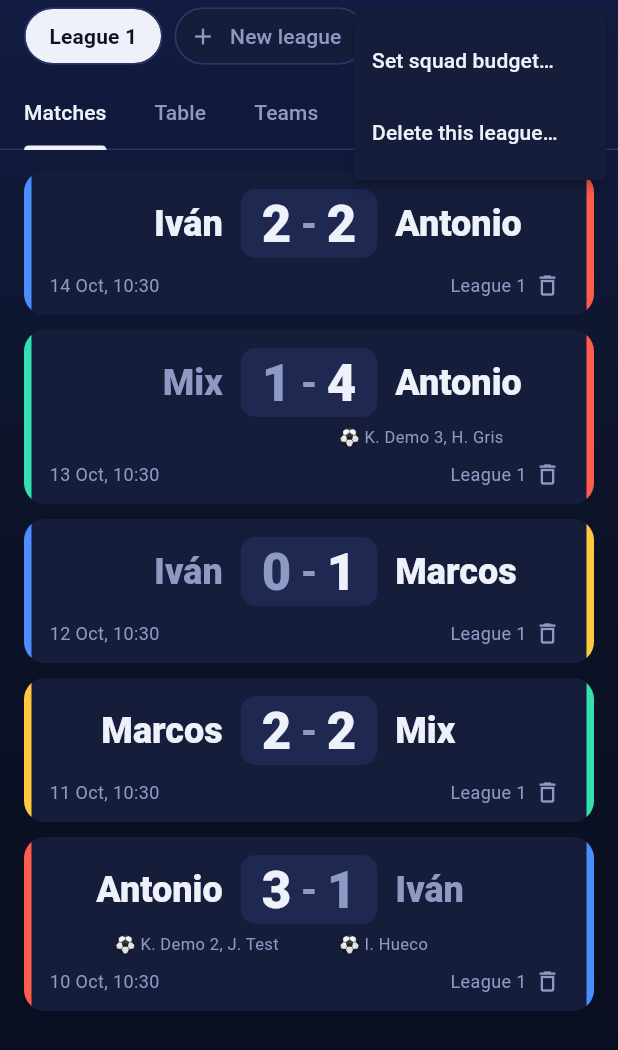
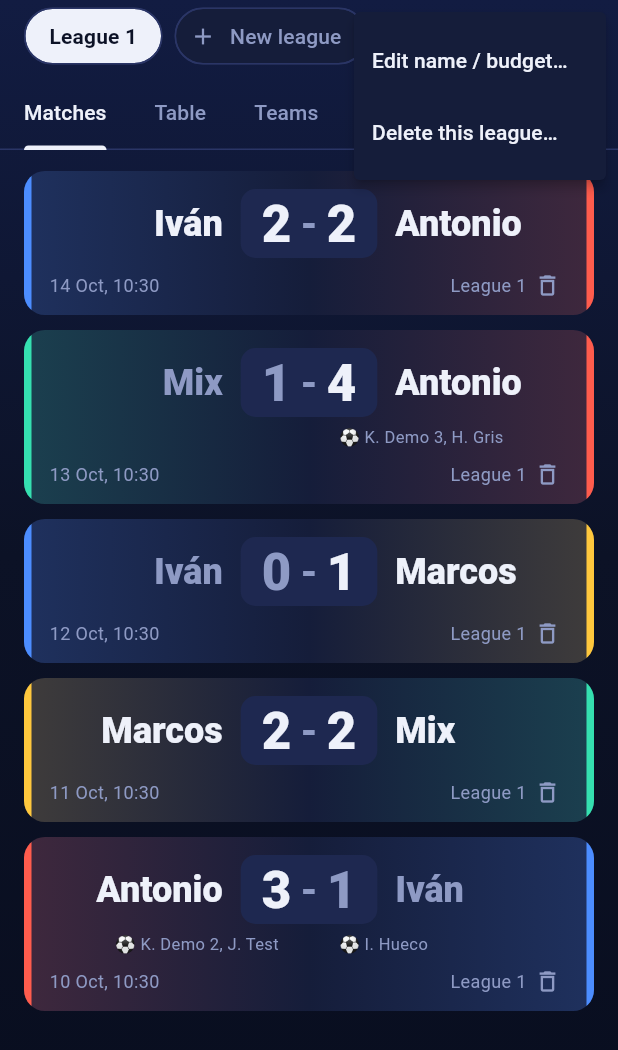
Before and after one commit to Antoniovelascodev/fc26flutter, a Flutter app: the LeagueScreen widget shown alone on an empty page, opened directly, after a tap on the "more vert" icon, on a phone screen of 412 x 824 dp. Shown: the top 1050 px of the screen. Run offline on Flutter 3.47's test engine with Material 3 defaults, Android fonts, the phone set to English and light mode, and no system bars; our stand-ins replace google_fonts, shared_preferences, web; accounts and stored records are empty; network calls fail; Roboto replaces fonts that are missing (Big Shoulders Display).

Commit message:
Edit league name and budget, MVP in matches, new icon, tinted cards and medals
Co-Authored-By: Claude Sonnet 5.5 <noreply@anthropic.com>

```diff
--- a/lib/api.dart
+++ b/lib/api.dart
@@ -274,6 +274,23 @@ class Api {
       'name': name,
       'description': '',
       'budgetMillions': ?budgetMillions,
+    });
+  }
+
+  /// Changes the name and the budget (null = no limit) of a league.
+  static Future<void> updateLeague(League league, {required String name, int? budgetMillions}) async {
+    if (demoMode) {
+      await _latency();
+      final i = _Demo.leagues.indexWhere((l) => l.id == league.id);
+      if (i >= 0) {
+        _Demo.leagues[i] = League(id: league.id, name: name, budgetMillions: budgetMillions);
+      }
+      return;
+    }
+    await _put('/leagues/${league.id}', {
+      'name': name,
+      'description': league.description ?? '',
+      'budgetMillions': budgetMillions,
     });
   }
 
--- a/lib/main.dart
+++ b/lib/main.dart
@@ -76,7 +76,7 @@ class _HomeShellState extends State<HomeShell> {
           crossAxisAlignment: CrossAxisAlignment.start,
           children: [
             const Text(
-              'Needed to save or delete matches. Ask the group admin for it.',
+              'Only needed to delete things (matches, leagues, squads). Everything else works without it.',
               style: TextStyle(color: AppColors.textDim, height: 1.4),
             ),
             const SizedBox(height: 14),
--- a/lib/models.dart
+++ b/lib/models.dart
@@ -92,6 +92,9 @@ class MatchItem {
   final String result; // HOME_WIN, AWAY_WIN, DRAW
   final List<GoalItem> goals;
 
+  /// Marks given in the match (empty if nobody rated the players).
+  final List<MarkItem> marks;
+
   MatchItem({
     required this.id,
     required this.homeTeamName,
@@ -102,6 +105,7 @@ class MatchItem {
     required this.matchDate,
     required this.result,
     this.goals = const [],
+    this.marks = const [],
   });
 
   factory MatchItem.fromJson(Map<String, dynamic> j) => MatchItem(
@@ -116,10 +120,42 @@ class MatchItem {
         goals: ((j['goals'] as List?) ?? [])
             .map((e) => GoalItem.fromJson(e as Map<String, dynamic>))
             .toList(),
+        marks: ((j['ratings'] as List?) ?? [])
+            .map((e) => MarkItem.fromJson(e as Map<String, dynamic>))
+            .toList(),
       );
+
+  /// The best marked player of the match (null if there are no marks).
+  MarkItem? get mvp {
+    if (marks.isEmpty) return null;
+    final sorted = [...marks]..sort((a, b) => b.rating.compareTo(a.rating));
+    return sorted.first;
+  }
 
   List<GoalItem> goalsOf(String teamName) =>
       goals.where((g) => g.teamName == teamName).toList();
+}
+
+/// The mark of a player in a saved match.
+class MarkItem {
+  final int playerId;
+  final String playerName;
+  final String teamName;
+  final double rating;
+
+  MarkItem({
+    required this.playerId,
+    required this.playerName,
+    required this.teamName,
+    required this.rating,
+  });
+
+  factory MarkItem.fromJson(Map<String, dynamic> j) => MarkItem(
+        playerId: _toInt(j['playerId']),
+        playerName: j['playerName'] as String? ?? '',
+        teamName: j['teamName'] as String? ?? '',
+        rating: (j['rating'] as num?)?.toDouble() ?? 0,
+      );
 }
 
 /// A scorer of a saved match.
--- a/lib/player_widgets.dart
+++ b/lib/player_widgets.dart
@@ -157,6 +157,8 @@ class PlayerTile extends StatelessWidget {
       opacity: disabled ? 0.45 : 1,
       child: ListTile(
         onTap: onTap,
+        tileColor: ratingColor(player.overall).withAlpha(20),
+        shape: RoundedRectangleBorder(borderRadius: BorderRadius.circular(14)),
         contentPadding: const EdgeInsets.symmetric(horizontal: 16, vertical: 2),
         leading: PlayerAvatar(player: player, size: 46),
         title: Text(
--- a/lib/widgets.dart
+++ b/lib/widgets.dart
@@ -248,8 +248,15 @@ class MatchStrip extends StatelessWidget {
       margin: const EdgeInsets.only(bottom: 10),
       clipBehavior: Clip.antiAlias,
       decoration: BoxDecoration(
-        color: AppColors.surface,
         borderRadius: BorderRadius.circular(14),
+        gradient: LinearGradient(
+          colors: [
+            teamWash(homeColor, strength: 46),
+            AppColors.surface,
+            teamWash(awayColor, strength: 46),
+          ],
+          stops: const [0, 0.5, 1],
+        ),
       ),
       child: IntrinsicHeight(
         child: Row(
@@ -319,6 +326,16 @@ class MatchStrip extends StatelessWidget {
                         ),
                       ],
                     ),
+                    if (match.mvp != null) ...[
+                      const SizedBox(height: 6),
+                      Text(
+                        '⭐ MVP: ${match.mvp!.playerName} (${match.mvp!.teamName}) '
+                        '${match.mvp!.rating == match.mvp!.rating.roundToDouble() ? match.mvp!.rating.toStringAsFixed(0) : match.mvp!.rating.toStringAsFixed(1)}',
+                        textAlign: TextAlign.center,
+                        style: const TextStyle(
+                            fontSize: 11, color: Color(0xFFFFD166), fontWeight: FontWeight.w700),
+                      ),
+                    ],
                     if (match.goals.isNotEmpty) ...[
                       const SizedBox(height: 6),
                       Row(
```
Also changed, not shown: lib/screens/league_screen.dart (+50 -27 lines), lib/stats_widgets.dart (+6 -1 lines), 5 other files.
